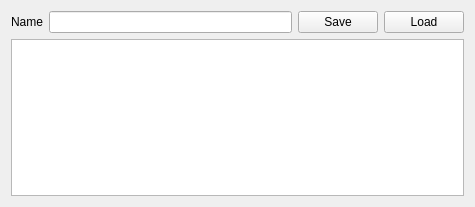
Old version of the form copasi/UI/CQParameterOverviewWidget.ui in the repository copasi/COPASI.
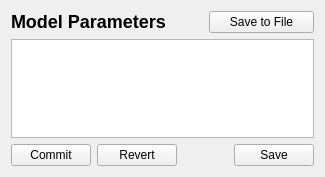
New version of the form. Custom widgets are drawn as their Qt base class.

Commit message: The list of model parameter sets is now functional and can take over the of the state template and initial state.

The edit to the form file:
```diff
--- a/copasi/UI/CQParameterOverviewWidget.ui
+++ b/copasi/UI/CQParameterOverviewWidget.ui
@@ -20,50 +20,88 @@
    <rect>
     <x>0</x>
     <y>0</y>
-    <width>475</width>
-    <height>207</height>
+    <width>325</width>
+    <height>177</height>
    </rect>
   </property>
   <property name="caption" stdset="0">
    <string>Model Parameter Set</string>
   </property>
   <layout class="QGridLayout" name="gridLayout">
-   <item row="0" column="0">
-    <widget class="QLabel" name="mpLblName">
+   <item row="0" column="0" colspan="3">
+    <widget class="QLabel" name="mpLblResult">
      <property name="sizePolicy">
-      <sizepolicy hsizetype="Preferred" vsizetype="Preferred">
+      <sizepolicy hsizetype="MinimumExpanding" vsizetype="Preferred">
        <horstretch>0</horstretch>
        <verstretch>0</verstretch>
       </sizepolicy>
      </property>
      <property name="text">
-      <string>Name</string>
+      <string>&lt;!DOCTYPE HTML PUBLIC &quot;-//W3C//DTD HTML 4.0//EN&quot; &quot;http://www.w3.org/TR/REC-html40/strict.dtd&quot;&gt;
+&lt;html&gt;&lt;head&gt;&lt;meta name=&quot;qrichtext&quot; content=&quot;1&quot; /&gt;&lt;style type=&quot;text/css&quot;&gt;
+p, li { white-space: pre-wrap; }
+&lt;/style&gt;&lt;/head&gt;&lt;body style=&quot; font-family:'Lucida Grande'; font-size:13pt; font-weight:400; font-style:normal;&quot;&gt;
+&lt;p style=&quot; margin-top:16px; margin-bottom:12px; margin-left:0px; margin-right:0px; -qt-block-indent:0; text-indent:0px;&quot;&gt;&lt;span style=&quot; font-size:x-large; font-weight:600;&quot;&gt;Model Parameters&lt;/span&gt;&lt;/p&gt;&lt;/body&gt;&lt;/html&gt;</string>
      </property>
      <property name="wordWrap">
       <bool>false</bool>
      </property>
     </widget>
    </item>
-   <item row="0" column="1">
-    <widget class="QLineEdit" name="mpName"/>
+   <item row="0" column="3" colspan="2">
+    <widget class="QPushButton" name="mpBtnSaveToFile">
+     <property name="text">
+      <string>Save to File</string>
+     </property>
+    </widget>
    </item>
-   <item row="0" column="2">
-    <widget class="QPushButton" name="mpBtnSave">
+   <item row="1" column="0" colspan="5">
+    <widget class="QTreeView" name="mpTreeView">
+     <property name="editTriggers">
+      <set>QAbstractItemView::AllEditTriggers</set>
+     </property>
+     <property name="rootIsDecorated">
+      <bool>true</bool>
+     </property>
+     <property name="sortingEnabled">
+      <bool>false</bool>
+     </property>
+    </widget>
+   </item>
+   <item row="2" column="0">
+    <widget class="QPushButton" name="mpBtnCommit">
+     <property name="text">
+      <string>Commit</string>
+     </property>
+    </widget>
+   </item>
+   <item row="2" column="1">
+    <widget class="QPushButton" name="mpBtnRevert">
+     <property name="text">
+      <string>Revert</string>
+     </property>
+    </widget>
+   </item>
+   <item row="2" column="2" colspan="2">
+    <spacer name="mpBtnSpacer">
+     <property name="orientation">
+      <enum>Qt::Horizontal</enum>
+     </property>
+     <property name="sizeHint" stdset="0">
+      <size>
+       <width>47</width>
+       <height>20</height>
+      </size>
+     </property>
+    </spacer>
+   </item>
+   <item row="2" column="4">
+    <widget class="QPushButton" name="mpBtnSaveParameterSet">
      <property name="text">
       <string>Save</string>
      </property>
     </widget>
    </item>
-   <item row="0" column="3">
-    <widget class="QPushButton" name="mpBtnLoad">
-     <property name="text">
-      <string>Load</string>
-     </property>
-    </widget>
-   </item>
-   <item row="1" column="0" colspan="4">
-    <widget class="QTreeView" name="mpTreeView"/>
-   </item>
   </layout>
  </widget>
  <layoutdefault spacing="6" margin="11"/>
```
Left out of the diff: 50 changed lines with no effect on the pictures. Lines whose indentation alone changed are shown as unchanged. The commit also changes 32 other files.
